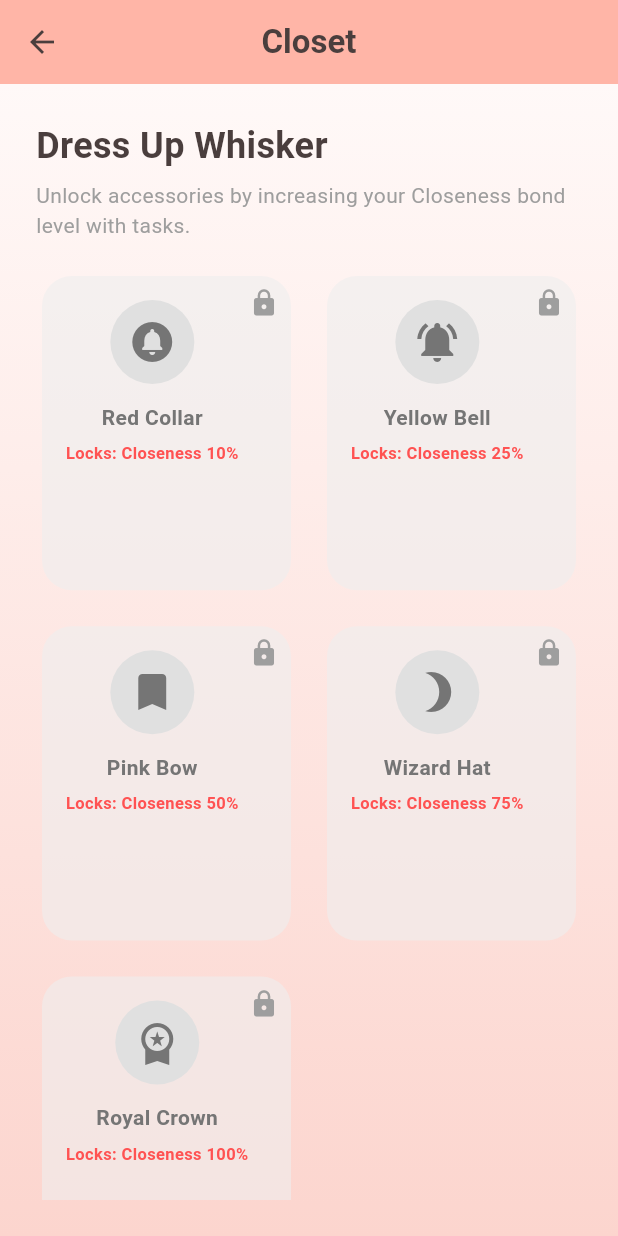
After one commit to abshwabu/whisker, a Flutter app: the ClosetScreen screen opened directly, on a phone screen of 412 x 824 dp. The commit adds this screen. Run offline on Flutter 3.47's test engine with Material 3 defaults, Android fonts, the phone set to English and light mode, and no system bars; our stand-ins replace flutter_local_notifications, flutter_riverpod, flutter_timezone, hive, hive_flutter, timezone; accounts and stored records are empty.

Commit message:
Accessories & Closet Screen

```diff
--- /dev/null
+++ b/lib/screens/closet_screen.dart
@@ -0,0 +1,195 @@
+import 'package:flutter/material.dart';
+import 'package:flutter_riverpod/flutter_riverpod.dart';
+import 'package:whisker/providers/cat_provider.dart';
+import 'package:whisker/services/accessory_seed.dart';
+
+class ClosetScreen extends ConsumerWidget {
+  const ClosetScreen({super.key});
+
+  @override
+  Widget build(BuildContext context, WidgetRef ref) {
+    final catState = ref.watch(catProvider);
+    final notifier = ref.read(catProvider.notifier);
+
+    return Scaffold(
+      appBar: AppBar(
+        title: const Text('Closet'),
+        leading: IconButton(
+          icon: const Icon(Icons.arrow_back),
+          onPressed: () => Navigator.of(context).pop(),
+        ),
+      ),
+      body: Container(
+        decoration: const BoxDecoration(
+          gradient: LinearGradient(
+            colors: [
+              Color(0xFFFFF9F8),
+              Color(0xFFFCD5CE),
+            ],
+            begin: Alignment.topCenter,
+            end: Alignment.bottomCenter,
+          ),
+        ),
+        child: Padding(
+          padding: const EdgeInsets.all(24.0),
+          child: Column(
+            crossAxisAlignment: CrossAxisAlignment.start,
+            children: [
+              // Header description
+              const Text(
+                'Dress Up Whisker',
+                style: TextStyle(
+                  fontSize: 24,
+                  fontWeight: FontWeight.bold,
+                  color: Color(0xFF4A3E3D),
+                ),
+              ),
+              const SizedBox(height: 6),
+              const Text(
+                'Unlock accessories by increasing your Closeness bond level with tasks.',
+                style: TextStyle(
+                  fontSize: 14,
+                  color: Colors.grey,
+                ),
+              ),
+              const SizedBox(height: 20),
+
+              // Accessories Grid
+              Expanded(
+                child: GridView.builder(
+                  gridDelegate: const SliverGridDelegateWithFixedCrossAxisCount(
+                    crossAxisCount: 2,
+                    crossAxisSpacing: 16,
+                    mainAxisSpacing: 16,
+                    childAspectRatio: 0.8,
+                  ),
+                  itemCount: accessoriesList.length,
+                  itemBuilder: (context, index) {
+                    final accessory = accessoriesList[index];
+                    final isUnlocked = catState.accessoriesUnlocked.contains(accessory.id) ||
+                        catState.bondLevel >= accessory.bondLevelRequired;
+                    final isEquipped = catState.equippedAccessory == accessory.id;
+
+                    return Card(
+                      elevation: 0,
+                      color: isUnlocked
+                          ? Colors.white.withValues(alpha: 0.7)
+                          : Colors.grey[200]!.withValues(alpha: 0.6),
+                      shape: RoundedRectangleBorder(
+                        borderRadius: BorderRadius.circular(20),
+                        side: isEquipped
+                            ? const BorderSide(color: Color(0xFFFFB5A7), width: 2)
+                            : BorderSide.none,
+                      ),
+                      child: Stack(
+                        children: [
+                          Padding(
+                            padding: const EdgeInsets.all(16.0),
+                            child: Column(
+                              mainAxisAlignment: MainAxisAlignment.center,
+                              children: [
+                                // Icon Preview
+                                CircleAvatar(
+                                  radius: 28,
+                                  backgroundColor: isUnlocked
+                                      ? const Color(0xFFFCD5CE).withValues(alpha: 0.5)
+                                      : Colors.grey[300],
+                                  child: Icon(
+                                    accessory.previewIcon,
+                                    color: isUnlocked ? const Color(0xFF4A3E3D) : Colors.grey[600],
+                                    size: 32,
+                                  ),
+                                ),
+                                const SizedBox(height: 12),
+
+                                // Accessory Name
+                                Text(
+                                  accessory.displayName,
+                                  textAlign: TextAlign.center,
+                                  style: TextStyle(
+                                    fontWeight: FontWeight.bold,
+                                    color: isUnlocked ? const Color(0xFF4A3E3D) : Colors.grey[600],
+                                    fontSize: 14,
+                                  ),
+                                ),
+                                const SizedBox(height: 6),
+
+                                // Description / Lock message
+                                if (isUnlocked)
+                                  Expanded(
+                                    child: Text(
+                                      accessory.description,
+                                      textAlign: TextAlign.center,
+                                      style: TextStyle(
+                                        color: Colors.grey[600],
+                                        fontSize: 11,
+                                      ),
+                                    ),
+                                  )
+                                else
+                                  Expanded(
+                                    child: Text(
+                                      'Locks: Closeness ${accessory.bondLevelRequired}%',
+                                      textAlign: TextAlign.center,
+                                      style: const TextStyle(
+                                        color: Colors.redAccent,
+                                        fontWeight: FontWeight.w600,
+                                        fontSize: 11,
+                                      ),
+                                    ),
+                                  ),
+
+                                // Action Button
+                                if (isUnlocked) ...[
+                                  const SizedBox(height: 8),
+                                  SizedBox(
+                                    width: double.infinity,
+                                    height: 36,
+                                    child: ElevatedButton(
+                                      style: ElevatedButton.styleFrom(
+                                        backgroundColor: isEquipped
+                                            ? const Color(0xFFFCD5CE)
+                                            : const Color(0xFFFFB5A7),
+                                        padding: EdgeInsets.zero,
+                                      ),
+                                      onPressed: () {
+                                        if (isEquipped) {
+                                          notifier.equipAccessory(null);
+                                        } else {
+                                          notifier.equipAccessory(accessory.id);
+                                        }
+                                      },
+                                      child: Text(
+                                        isEquipped ? 'Unequip' : 'Equip',
+                                        style: const TextStyle(fontSize: 12),
+                                      ),
+                                    ),
+                                  ),
+                                ],
+                              ],
+                            ),
+                          ),
+
+                          // Top-right lock / check badge
+                          Positioned(
+                            top: 8,
+                            right: 8,
+                            child: isUnlocked
+                                ? (isEquipped
+                                    ? const Icon(Icons.check_circle, color: Color(0xFFFFB5A7), size: 20)
+                                    : const SizedBox())
+                                : const Icon(Icons.lock, color: Colors.grey, size: 20),
+                          ),
+                        ],
+                      ),
+                    );
+                  },
+                ),
+              ),
+            ],
+          ),
+        ),
+      ),
+    );
+  }
+}
--- /dev/null
+++ b/lib/services/accessory_seed.dart
@@ -0,0 +1,55 @@
+import 'package:flutter/material.dart';
+
+class Accessory {
+  final String id;
+  final String displayName;
+  final int bondLevelRequired;
+  final IconData previewIcon;
+  final String description;
+
+  const Accessory({
+    required this.id,
+    required this.displayName,
+    required this.bondLevelRequired,
+    required this.previewIcon,
+    required this.description,
+  });
+}
+
+final List<Accessory> accessoriesList = [
+  const Accessory(
+    id: 'Red Collar',
+    displayName: 'Red Collar',
+    bondLevelRequired: 10,
+    previewIcon: Icons.circle_notifications,
+    description: 'A simple, classic red collar for a stylish cat.',
+  ),
+  const Accessory(
+    id: 'Yellow Bell',
+    displayName: 'Yellow Bell',
+    bondLevelRequired: 25,
+    previewIcon: Icons.notifications_active,
+    description: 'Hear Whisker jingle as they stroll around!',
+  ),
+  const Accessory(
+    id: 'Pink Bow',
+    displayName: 'Pink Bow',
+    bondLevelRequired: 50,
+    previewIcon: Icons.bookmark,
+    description: 'A charming pink bow to wear on their ear.',
+  ),
+  const Accessory(
+    id: 'Wizard Hat',
+    displayName: 'Wizard Hat',
+    bondLevelRequired: 75,
+    previewIcon: Icons.brightness_3,
+    description: 'Magical pointed hat decorated with golden stars.',
+  ),
+  const Accessory(
+    id: 'Crown',
+    displayName: 'Royal Crown',
+    bondLevelRequired: 100,
+    previewIcon: Icons.workspace_premium,
+    description: 'The ultimate accessory for the true ruler of the house.',
+  ),
+];
```
Also changed, not shown: lib/screens/home_screen.dart (+9 -105 lines).
